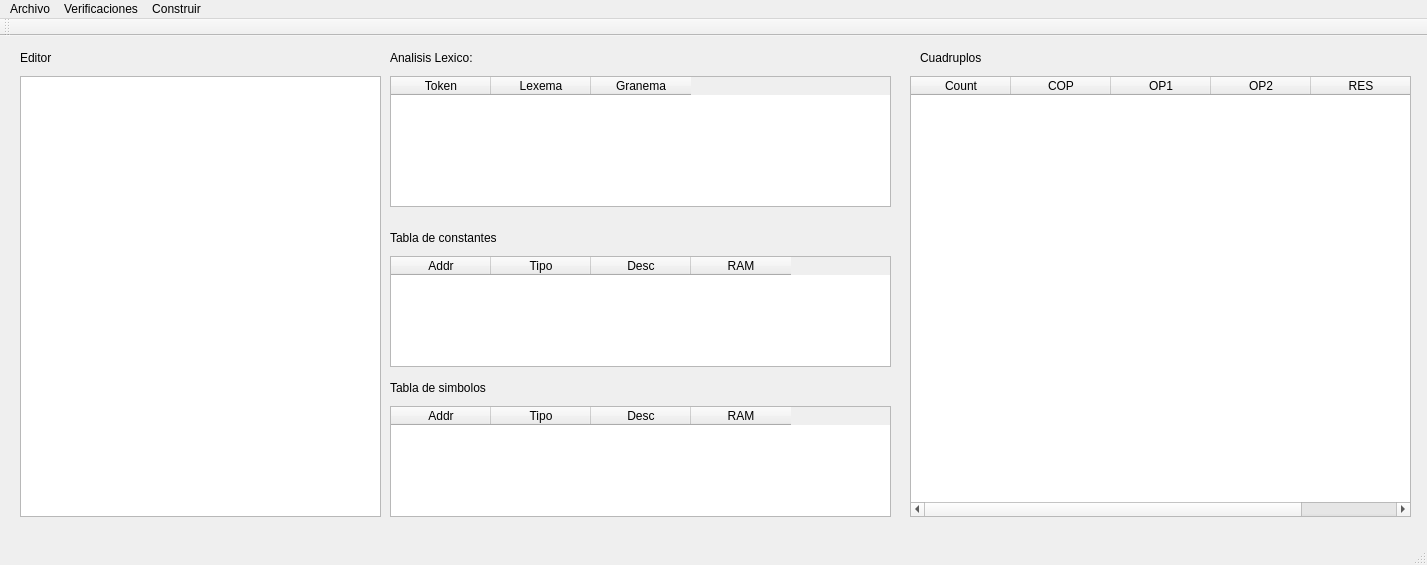
Above: mainwindow.ui from koerhunt/BroccoliLang before the change. Below: the same form after it.
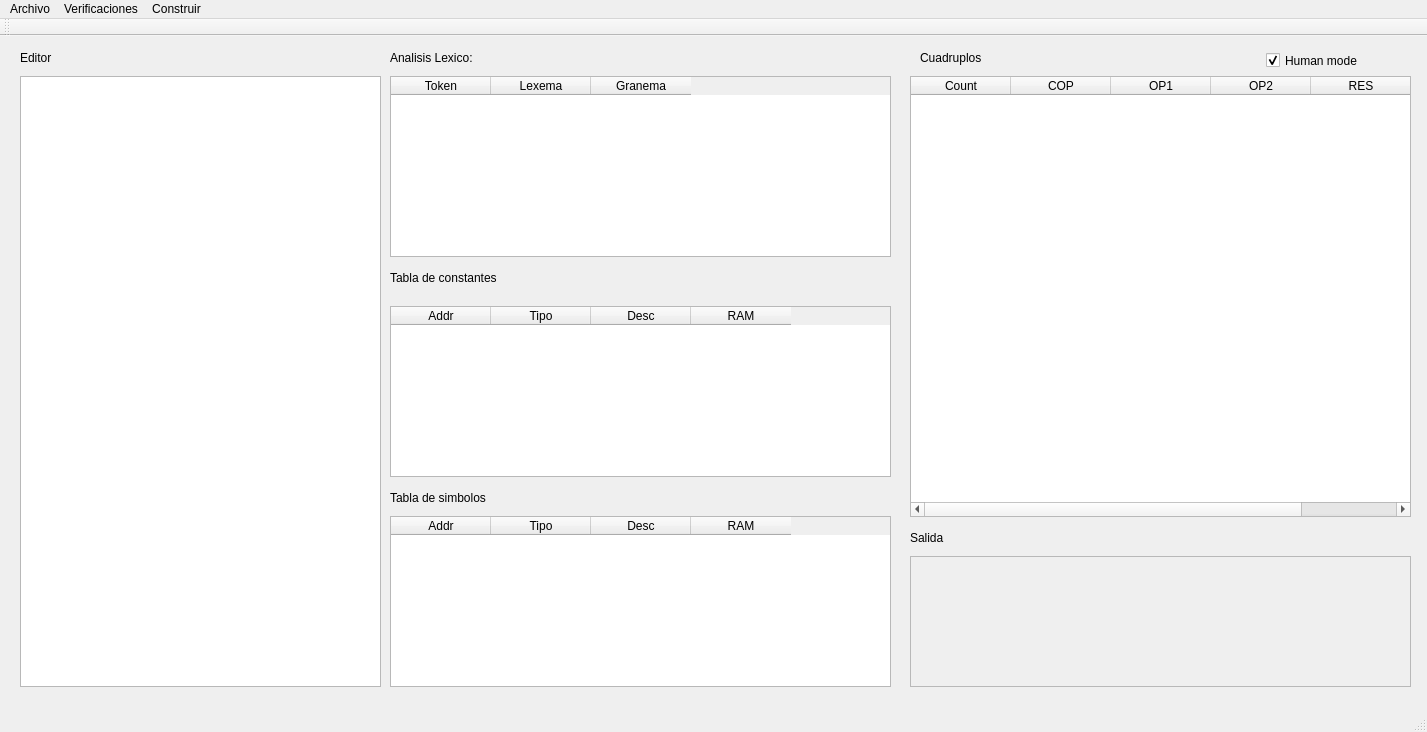
That is the form after the change.

Commit message: compilacion switch code/word

```diff
--- a/mainwindow.ui
+++ b/mainwindow.ui
@@ -10,7 +10,7 @@
     <x>0</x>
     <y>0</y>
     <width>1427</width>
-    <height>565</height>
+    <height>732</height>
    </rect>
   </property>
   <property name="windowTitle">
@@ -29,7 +29,7 @@
       <x>20</x>
       <y>40</y>
       <width>361</width>
-      <height>441</height>
+      <height>611</height>
      </rect>
     </property>
     <property name="readOnly">
@@ -61,7 +61,7 @@
       <x>390</x>
       <y>40</y>
       <width>501</width>
-      <height>131</height>
+      <height>181</height>
      </rect>
     </property>
     <property name="autoFillBackground">
@@ -100,7 +100,7 @@
     <property name="geometry">
      <rect>
       <x>390</x>
-      <y>340</y>
+      <y>450</y>
       <width>141</width>
       <height>23</height>
      </rect>
@@ -113,7 +113,7 @@
     <property name="geometry">
      <rect>
       <x>390</x>
-      <y>190</y>
+      <y>230</y>
       <width>161</width>
       <height>23</height>
      </rect>
@@ -126,9 +126,9 @@
     <property name="geometry">
      <rect>
       <x>390</x>
-      <y>220</y>
+      <y>270</y>
       <width>501</width>
-      <height>111</height>
+      <height>171</height>
      </rect>
     </property>
     <column>
@@ -156,9 +156,9 @@
     <property name="geometry">
      <rect>
       <x>390</x>
-      <y>370</y>
+      <y>480</y>
       <width>501</width>
-      <height>111</height>
+      <height>171</height>
      </rect>
     </property>
     <column>
@@ -230,6 +230,48 @@
      <string>Cuadruplos</string>
     </property>
    </widget>
+   <widget class="QTextBrowser" name="outEditor">
+    <property name="enabled">
+     <bool>false</bool>
+    </property>
+    <property name="geometry">
+     <rect>
+      <x>910</x>
+      <y>520</y>
+      <width>501</width>
+      <height>131</height>
+     </rect>
+    </property>
+   </widget>
+   <widget class="QLabel" name="label_6">
+    <property name="geometry">
+     <rect>
+      <x>910</x>
+      <y>490</y>
+      <width>70</width>
+      <height>23</height>
+     </rect>
+    </property>
+    <property name="text">
+     <string>Salida</string>
+    </property>
+   </widget>
+   <widget class="QCheckBox" name="humanmode">
+    <property name="geometry">
+     <rect>
+      <x>1266</x>
+      <y>10</y>
+      <width>131</width>
+      <height>29</height>
+     </rect>
+    </property>
+    <property name="text">
+     <string>Human mode</string>
+    </property>
+    <property name="checked">
+     <bool>true</bool>
+    </property>
+   </widget>
   </widget>
   <widget class="QMenuBar" name="menuBar">
    <property name="geometry">
```
The commit also changes 2 other files.
